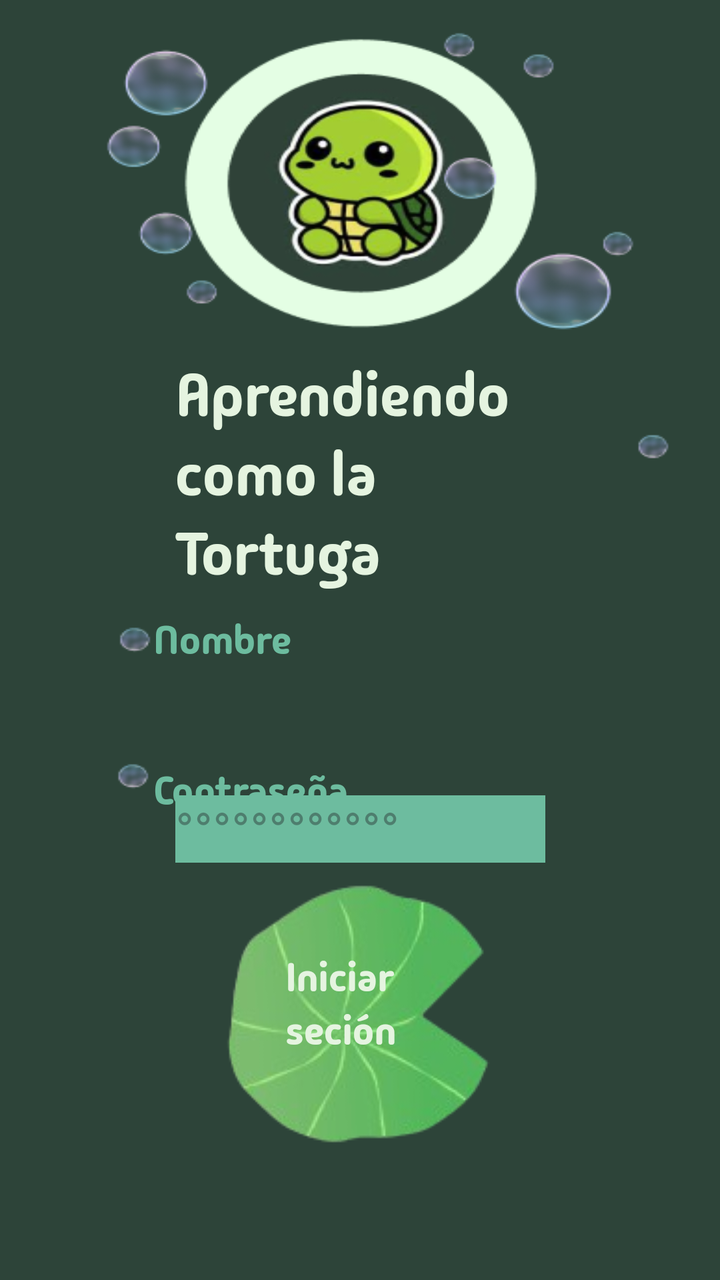
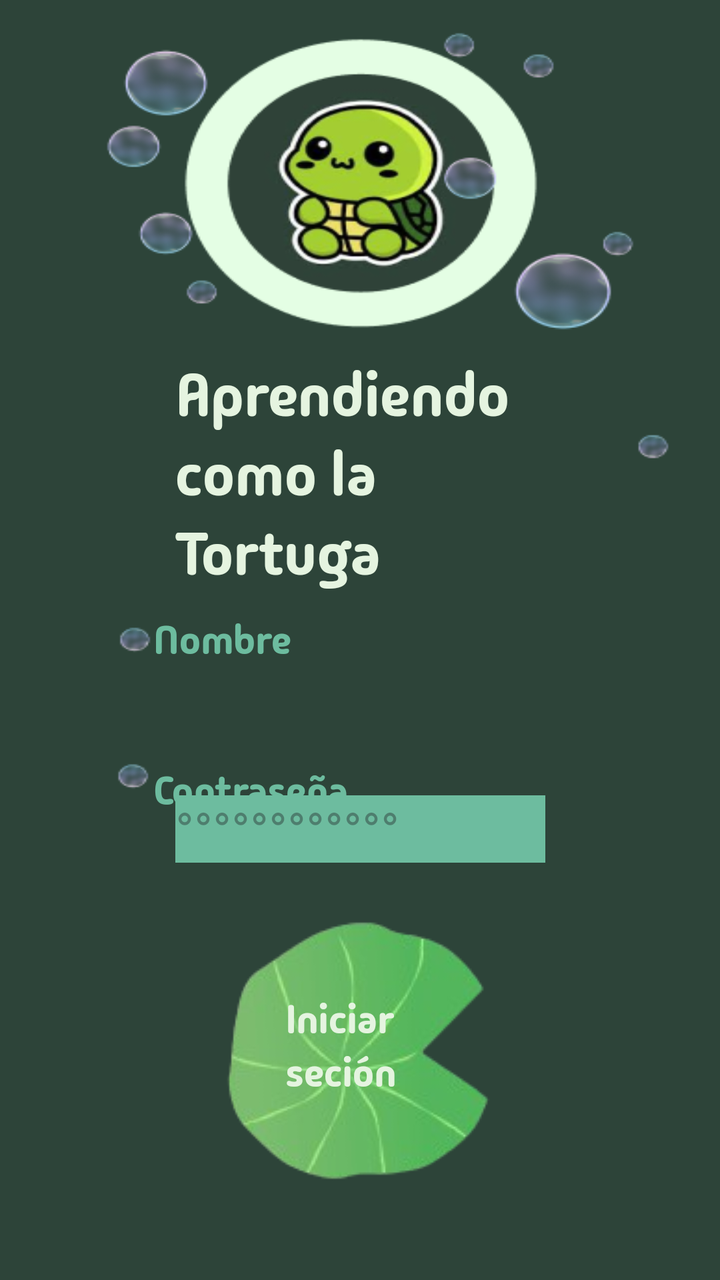

Screens rendered from an Android XML layout before and after an edit, with the pre-edit source and the edit as a unified diff.
<!-- AndroidManifest.xml: application theme Theme.Pacuare -->
<!-- res/layout/activity_main.xml -->
<?xml version="1.0" encoding="utf-8"?>
<androidx.constraintlayout.widget.ConstraintLayout xmlns:android="http://schemas.android.com/apk/res/android"
    xmlns:app="http://schemas.android.com/apk/res-auto"
    xmlns:tools="http://schemas.android.com/tools"
    android:id="@+id/main"
    android:layout_width="match_parent"
    android:layout_height="match_parent"
    android:background="@drawable/tortuga"
    tools:context=".MainActivity">

    <TextView
        android:id="@+id/titulo"
        android:layout_width="185dp"
        android:layout_height="wrap_content"
        android:fontFamily="@font/madimione"
        android:text="Aprendiendo como la Tortuga"
        android:textColor="#E5F4E0"
        android:textSize="30sp"
        app:layout_constraintBottom_toBottomOf="parent"
        app:layout_constraintEnd_toEndOf="parent"
        app:layout_constraintStart_toStartOf="parent"
        app:layout_constraintTop_toTopOf="parent"
        app:layout_constraintVertical_bias="0.341" />

    <TextView
        android:id="@+id/tit1"
        android:layout_width="185dp"
        android:layout_height="wrap_content"
        android:fontFamily="@font/madimione"
        android:text="Nombre"
        android:textColor="#6DBC9F"
        android:textSize="20sp"
        app:layout_constraintBottom_toBottomOf="parent"
        app:layout_constraintEnd_toEndOf="parent"
        app:layout_constraintHorizontal_bias="0.438"
        app:layout_constraintStart_toStartOf="parent"
        app:layout_constraintTop_toTopOf="parent" />

    <TextView
        android:id="@+id/tit2"
        android:layout_width="185dp"
        android:layout_height="wrap_content"
        android:fontFamily="@font/madimione"
        android:text="Contraseña"
        android:textColor="#6DBC9F"
        android:textSize="20sp"
        app:layout_constraintBottom_toBottomOf="parent"
        app:layout_constraintEnd_toEndOf="parent"
        app:layout_constraintHorizontal_bias="0.438"
        app:layout_constraintStart_toStartOf="parent"
        app:layout_constraintTop_toTopOf="parent"
        app:layout_constraintVertical_bias="0.623" />


    <EditText
        android:id="@+id/user"
        android:layout_width="185dp"
        android:layout_height="wrap_content"
        android:layout_marginBottom="316dp"
        android:background="#6DBC9F"
        android:hint="Floppy...."
        android:inputType="text"
        android:textColor="#E5F4E0"
        android:textSize="25dp"
        app:layout_constraintBottom_toBottomOf="parent"
        app:layout_constraintEnd_toEndOf="parent"
        app:layout_constraintStart_toStartOf="parent"
        app:layout_constraintTop_toBottomOf="@+id/tit1"
        app:layout_constraintVertical_bias="0.168" />

    <EditText
        android:id="@+id/password"
        android:layout_width="185dp"
        android:layout_height="wrap_content"
        android:layout_marginBottom="228dp"
        android:background="#6DBC9F"
        android:hint="°°°°°°°°°°°°"
        android:inputType="text|textPassword"
        android:textColor="#E5F4E0"
        android:textSize="25dp"
        app:layout_constraintBottom_toBottomOf="parent"
        app:layout_constraintEnd_toEndOf="parent"
        app:layout_constraintStart_toStartOf="parent"
        app:layout_constraintTop_toBottomOf="@+id/tit2"
        app:layout_constraintVertical_bias="0.373" />

    <ImageView
        android:id="@+id/btnlog"
        android:layout_width="wrap_content"
        android:layout_height="wrap_content"
        app:layout_constraintBottom_toBottomOf="parent"
        app:layout_constraintEnd_toEndOf="parent"
        app:layout_constraintHorizontal_bias="0.498"
        app:layout_constraintStart_toStartOf="parent"
        app:layout_constraintTop_toBottomOf="@+id/password"
        app:layout_constraintVertical_bias="0.12"
        app:srcCompat="@drawable/hoja" />

    <TextView
        android:id="@+id/btnlogtxt"
        android:layout_width="109dp"
        android:layout_height="72dp"
        android:fontFamily="@font/madimione"
        android:shadowColor="#120A0A"
        android:text="Iniciar seción"
        android:textColor="#E5F4E0"
        android:textSize="20sp"
        app:layout_constraintBottom_toBottomOf="parent"
        app:layout_constraintEnd_toEndOf="parent"
        app:layout_constraintHorizontal_bias="0.569"
        app:layout_constraintStart_toStartOf="parent"
        app:layout_constraintTop_toTopOf="parent"
        app:layout_constraintVertical_bias="0.837" />

</androidx.constraintlayout.widget.ConstraintLayout>
<!-- resources referenced by this layout -->
<resources>
  <!-- drawable hoja: png bitmap (drawable, 24034 bytes) -->
  <!-- drawable tortuga: png bitmap (drawable, 52617 bytes) -->
  <style name="Theme.Pacuare" parent="Base.Theme.Pacuare" />
  <style name="Base.Theme.Pacuare" parent="Theme.Material3.DayNight.NoActionBar">
          
          
      </style>
</resources>

<!-- the commit's change to res/layout/activity_main.xml (unified diff, before → after) -->
@@ -61,7 +61,7 @@
         android:hint="Floppy...."
         android:inputType="text"
         android:textColor="#E5F4E0"
-        android:textSize="25dp"
+        android:textSize="25sp"
         app:layout_constraintBottom_toBottomOf="parent"
         app:layout_constraintEnd_toEndOf="parent"
         app:layout_constraintStart_toStartOf="parent"
@@ -77,7 +77,7 @@
         android:hint="°°°°°°°°°°°°"
         android:inputType="text|textPassword"
         android:textColor="#E5F4E0"
-        android:textSize="25dp"
+        android:textSize="25sp"
         app:layout_constraintBottom_toBottomOf="parent"
         app:layout_constraintEnd_toEndOf="parent"
         app:layout_constraintStart_toStartOf="parent"
@@ -93,7 +93,7 @@
         app:layout_constraintHorizontal_bias="0.498"
         app:layout_constraintStart_toStartOf="parent"
         app:layout_constraintTop_toBottomOf="@+id/password"
-        app:layout_constraintVertical_bias="0.12"
+        app:layout_constraintVertical_bias="0.372"
         app:srcCompat="@drawable/hoja" />
 
     <TextView
@@ -110,6 +110,5 @@
         app:layout_constraintHorizontal_bias="0.569"
         app:layout_constraintStart_toStartOf="parent"
         app:layout_constraintTop_toTopOf="parent"
-        app:layout_constraintVertical_bias="0.837" />
-
+        app:layout_constraintVertical_bias="0.874" />
 </androidx.constraintlayout.widget.ConstraintLayout>
